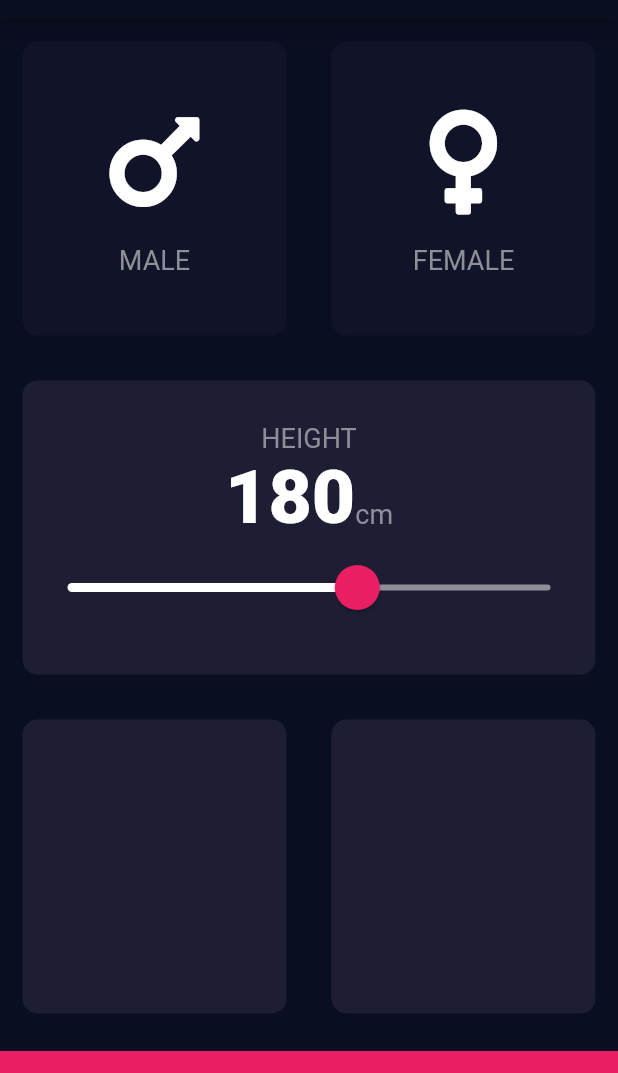
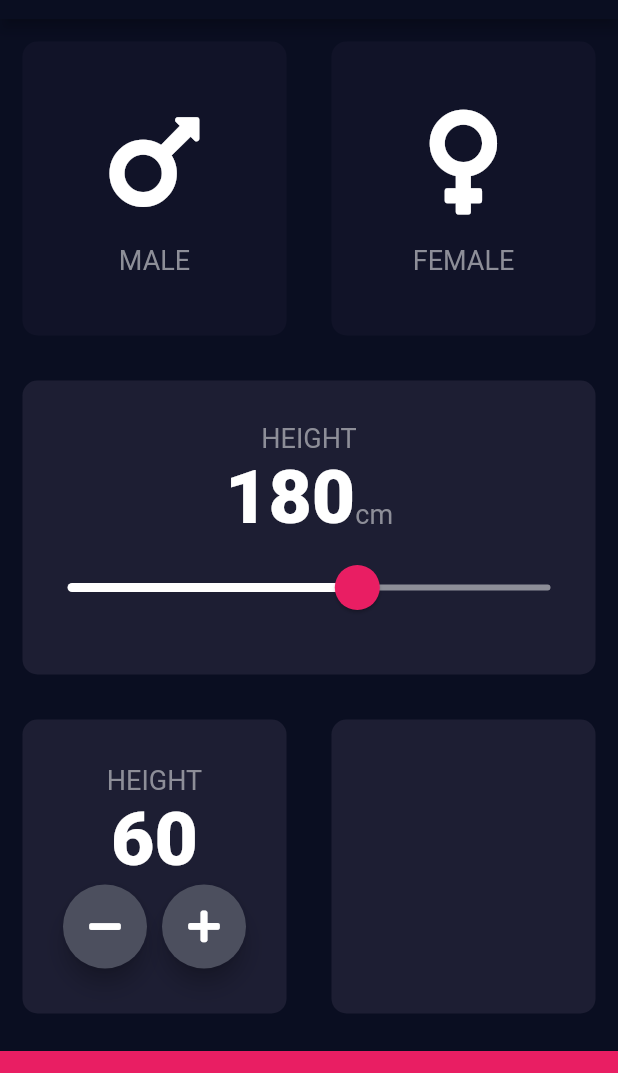
Before and after one commit to Tarlochan5268/BMI_Calculator_Flutter, a Flutter app: the screen it shows after launch, on a phone screen of 412 x 824 dp, the part 65-1138 px from its top. Run offline on Flutter 3.47's test engine with Material 2 defaults, Android fonts, the phone set to English and light mode, and no system bars; our stand-ins replace font_awesome_flutter.

Commit message:
Implementing our custom Rounded Icon Button in the Height Card

```diff
--- a/lib/inputPage.dart
+++ b/lib/inputPage.dart
@@ -3,6 +3,7 @@ import 'package:font_awesome_flutter/font_awesome_flutter.dart';
 import 'package:bmi_calculator/ReusableCard.dart';
 import 'package:bmi_calculator/IconContent.dart';
 import 'constants.dart';
+import 'RoundIconCustomButton.dart';
 
 enum Gender { male, female }
 
@@ -14,6 +15,7 @@ class InputPage extends StatefulWidget {
 class _InputPageState extends State<InputPage> {
   Gender selectedGender;
   int height = 180;
+  int weight = 60;
   @override
   Widget build(BuildContext context) {
     return Scaffold(
@@ -112,10 +114,50 @@ class _InputPageState extends State<InputPage> {
           ),
           Expanded(
             child: Row(
+              mainAxisAlignment: MainAxisAlignment.center,
               children: <Widget>[
                 Expanded(
                   child: ReusableCard(
                     colour: kActiveCardColour,
+                    cardChild: Column(
+                      mainAxisAlignment: MainAxisAlignment.center,
+                      crossAxisAlignment: CrossAxisAlignment.center,
+                      children: <Widget>[
+                        Text(
+                          'HEIGHT',
+                          style: kLabelTextStyle,
+                        ),
+                        Text(
+                          weight.toString(),
+                          style: kNumberTextStyle,
+                        ),
+                        Row(
+                          crossAxisAlignment: CrossAxisAlignment.center,
+                          mainAxisAlignment: MainAxisAlignment.center,
+                          children: <Widget>[
+                            RoundIconCustomBottom(
+                              icon: FontAwesomeIcons.minus,
+                              onPressed: () {
+                                setState(() {
+                                  weight--;
+                                });
+                              },
+                            ),
+                            SizedBox(
+                              width: 10,
+                            ),
+                            RoundIconCustomBottom(
+                              icon: FontAwesomeIcons.plus,
+                              onPressed: () {
+                                setState(() {
+                                  weight++;
+                                });
+                              },
+                            )
+                          ],
+                        ),
+                      ],
+                    ),
                   ),
                 ),
                 Expanded(
```
